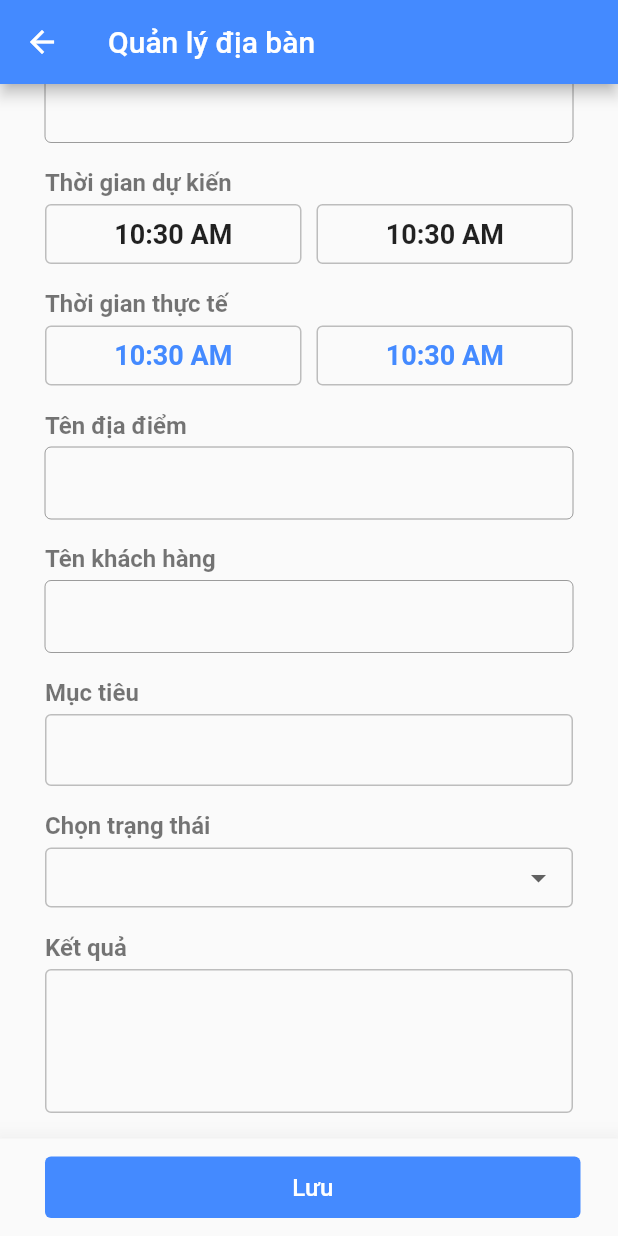
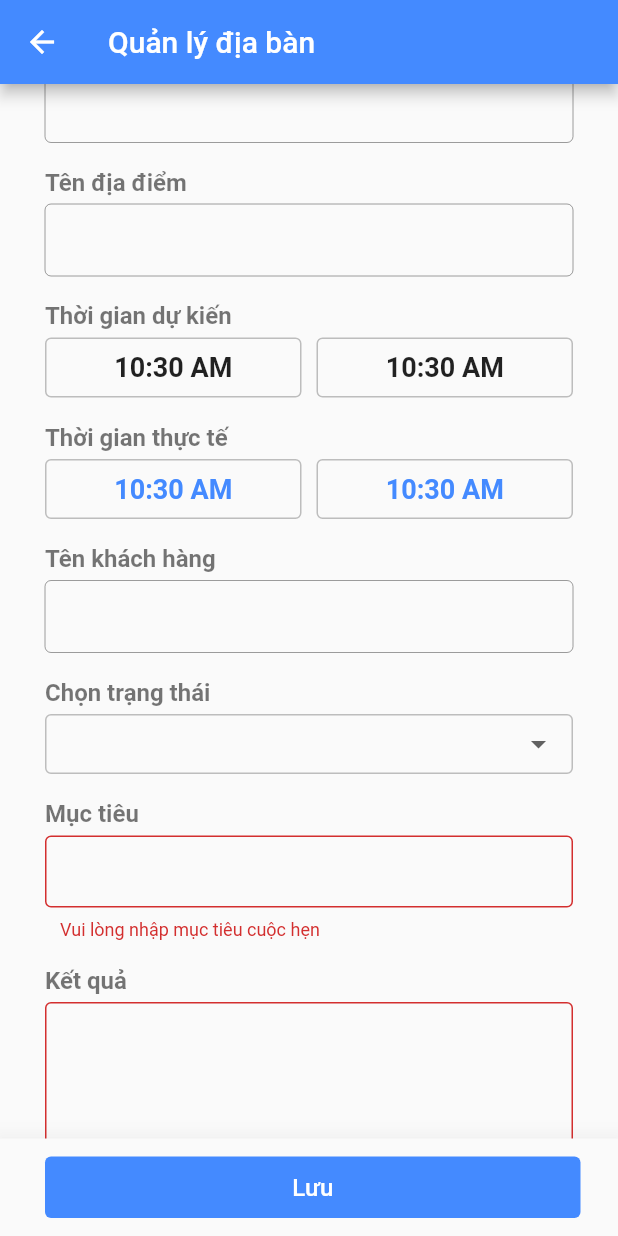
Before and after one commit to danghoangkhiem/medical, a Flutter app: the ManageArea screen opened directly with empty values, scrolled down 48 dp, after a tap on "Lưu", on a phone screen of 412 x 824 dp. Run offline on Flutter 3.47's test engine with Material 2 defaults, Android fonts, the phone set to English and light mode, and no system bars; our stand-ins replace bloc, datetime_picker_formfield, dio, equatable, flutter_bloc, flutter_secure_storage and 6 more; accounts and stored records are empty; generated files the repository leaves out were written again.

Commit message:
update data from manage area

```diff
--- a/lib/src/blocs/attendence/attendance_bloc.dart
+++ b/lib/src/blocs/attendence/attendance_bloc.dart
@@ -23,7 +23,8 @@ class AttendanceBloc extends Bloc<AttendanceEvent, AttendanceState> {
   @override
   Stream<AttendanceState> mapEventToState(AttendanceEvent event) async* {
     if (event is GetAttendance) {
-      yield AttendanceLoading();
+
+      yield AttendanceLoading();//khi goi ham nay thi isLoading = false;
       try {
         if (event.startDate == null || event.endDate == null) {
           throw 'Phải chọn thời gian';
--- a/lib/src/resources/api/report_kpi_date_provider.dart
+++ b/lib/src/resources/api/report_kpi_date_provider.dart
@@ -4,7 +4,7 @@ import 'api_provider.dart';
 class ReportKpiDayApiProvider extends ApiProvider {
 
   Future<ReportKpiDayModel> getReportKpiDay() async {
-    await Future.delayed(Duration(seconds: 2));
+    await Future.delayed(Duration(milliseconds: 500));
     return ReportKpiDayModel.fromJson([
       {
         "date": 1558112400000 ,
--- a/lib/src/ui/pages/manage_area/manage_area_page.dart
+++ b/lib/src/ui/pages/manage_area/manage_area_page.dart
@@ -16,72 +16,76 @@ class ManageArea extends StatefulWidget {
 }
 
 class ManageAreaState extends State<ManageArea> {
+  //form data
+  bool _autoValidate = false;
+  final _targetController = TextEditingController();
+  final _resultController = TextEditingController();
+  int _status;  //vd Đã gặp, chưa gặp...
+
   ManageAreaItem item;
 
 
   ManageAreaState(this.item);
 
-  //vd Đã gặp, chưa gặp...
-  String _status ;
+
 
 
 
   TimeOfDay _time = TimeOfDay.now();
-  DateTime time;
-  bool isLonHon12 = false;
+  DateTime _timeStartTarget;
+  DateTime _timeEndTarget;
+  //bool isLonHon12 = false;
+
+
 
   final now = new DateTime.now();
 
 
 
-  Future<Null> _selectTime(BuildContext context) async{
+  Future<Null> _selectTimeStart(BuildContext context) async{
     final TimeOfDay picked = await showTimePicker(
         context: context,
         initialTime: _time
     );
     //&& picked != _time
     if(picked !=null){
-      if(picked.hour > 12){
-        setState(() {
-          isLonHon12 = true;
-          time = new DateTime(now.year, now.month, now.day, (picked.hour - 12).toInt(), picked.minute);
-        });
-      }
-      else{
-        setState(() {
-          isLonHon12 = false;
-          time = new DateTime(now.year, now.month, now.day, picked.hour, picked.minute);
-        });
-      }
-
-      //print(DateFormat("yyyy-MM-dd hh:mm:ss a").format(time));
-      //print("${_time.hour}:${_time.minute}");
-      //print(_time);
+      setState(() {
+        //isLonHon12 = true;
+        _timeStartTarget = new DateTime(now.year, now.month, now.day, picked.hour, picked.minute);
+      });
     }
   }
+
+  //viết 2 hàm cho dễ hiểu
+  Future<Null> _selectTimeEnd(BuildContext context) async{
+    final TimeOfDay picked = await showTimePicker(
+        context: context,
+        initialTime: _time
+    );
+    //&& picked != _time
+    if(picked !=null){
+      setState(() {
+        //isLonHon12 = true;
+        _timeEndTarget = new DateTime(now.year, now.month, now.day, picked.hour, picked.minute);
+      });
+    }
+  }
+
+
+
 
   @override
   void initState() {
 
-    print("ok thong");
-    print(item.toJson());
+//    print("ok thong");
+//    print(item.toJson());
+
+    _timeStartTarget = item.startTime;
+    _timeEndTarget = item.endTime;
 
 
     super.initState();
-    time  = DateTime.now();
 
-    if(time.hour > 12){
-      setState(() {
-        isLonHon12 = true;
-        time = new DateTime(time.year, time.month, time.day, (time.hour - 12).toInt(), time.minute);
-      });
-    }
-    else{
-      setState(() {
-        isLonHon12 = false;
-        time = new DateTime(time.year, time.month, time.day, time.hour, time.minute);
-      });
-    }
   }
 
 
@@ -101,6 +105,7 @@ class ManageAreaState extends State<ManageArea> {
             new Expanded(
                 child: new Form(
                     key: _formKey,
+                    autovalidate: _autoValidate,
                     child: new Container(
                       child: new ListView(
                         children: <Widget>[
@@ -117,7 +122,7 @@ class ManageAreaState extends State<ManageArea> {
                                     crossAxisAlignment: CrossAxisAlignment.start,
                                     children: <Widget>[
                                       new Text(
-                                        "Chọn loại địa điểm",
+                                        "Loại địa điểm",
                                         style: new TextStyle(
                                             color: Colors.black54,
                                             fontWeight: FontWeight.bold,
@@ -129,6 +134,40 @@ class ManageAreaState extends State<ManageArea> {
                                       ),
                                       new TextFormField(
                                         initialValue: item.addressType,
+                                        enabled: false,
+                                        style: new TextStyle(fontSize: 16, color: Colors.black, fontWeight: FontWeight.bold),
+                                        keyboardType: TextInputType.multiline,
+                                        decoration: InputDecoration(
+                                          enabledBorder: OutlineInputBorder(
+                                              borderSide: BorderSide(
+                                                  color: Colors.grey[400],
+                                                  width: 1)),
+                                          border: OutlineInputBorder(),
+                                          contentPadding: EdgeInsets.symmetric(
+                                              vertical: 10, horizontal: 10),
+                                        ),
+                                      )
+                                    ],
+                                  ),
+                                ),
+                                new SizedBox(height: 17,),
+                                new Container(
+                                  child: new Column(
+                                    crossAxisAlignment: CrossAxisAlignment.start,
+                                    children: <Widget>[
+                                      new Text(
+                                        "Tên địa điểm",
+                                        style: new TextStyle(
+                                            color: Colors.black54,
+                                            fontWeight: FontWeight.bold,
+                                            fontSize: 16
+                                        ),
+                                      ),
+                                      new SizedBox(
+                                        height: 5,
+                                      ),
+                                      new TextFormField(
+                                        initialValue: item.addressName,
                                         enabled: false,
                                         style: new TextStyle(fontSize: 16, color: Colors.black, fontWeight: FontWeight.bold),
                                         keyboardType: TextInputType.multiline,
@@ -229,7 +268,7 @@ class ManageAreaState extends State<ManageArea> {
                                                   padding: EdgeInsets.only(right: 5),
                                                   child: InkWell(
                                                     onTap: (){
-                                                      _selectTime(context);
+                                                      _selectTimeStart(context);
                                                     },
                                                     child: new Container(
                                                       alignment: Alignment.center,
@@ -240,7 +279,7 @@ class ManageAreaState extends State<ManageArea> {
                                                               width: 1,
                                                               style: BorderStyle.solid),
                                                           borderRadius: BorderRadius.circular(4)),
-                                                      child: !isLonHon12 ? new Text("${time.hour.toString()}:${time.minute.toString()} AM", style: new TextStyle(fontSize: 18, color: Colors.blueAccent,fontWeight: FontWeight.bold),): new Text("${time.hour.toString()}:${time.minute.toString()} PM", style: new TextStyle(fontSize: 18, color: Colors.blueAccent,fontWeight: FontWeight.bold),),
+                                                      child: _timeStartTarget.hour > 12 ? new Text("${_timeStartTarget.hour - 12}:${_timeStartTarget.minute.toString()} PM", style: new TextStyle(fontSize: 18, color: Colors.blueAccent,fontWeight: FontWeight.bold),): new Text("${_timeStartTarget.hour}:${_timeStartTarget.minute} AM", style: new TextStyle(fontSize: 18, color: Colors.blueAccent,fontWeight: FontWeight.bold),),
                                                     ),
                                                   ),
                                                 )
@@ -251,7 +290,7 @@ class ManageAreaState extends State<ManageArea> {
                                                   padding: EdgeInsets.only(left: 5),
                                                   child: InkWell(
                                                     onTap: (){
-                                                      _selectTime(context);
+                                                      _selectTimeEnd(context);
                                                     },
                                                     child: new Container(
                                                       alignment: Alignment.center,
@@ -262,7 +301,7 @@ class ManageAreaState extends State<ManageArea> {
                                                               width: 1,
                                                               style: BorderStyle.solid),
                                                           borderRadius: BorderRadius.circular(4)),
-                                                      child: !isLonHon12 ? new Text("${time.hour.toString()}:${time.minute.toString()} AM", style: new TextStyle(fontSize: 18, color: Colors.blueAccent,fontWeight: FontWeight.bold),): new Text("${time.hour.toString()}:${time.minute.toString()} PM", style: new TextStyle(fontSize: 18, color: Colors.blueAccent,fontWeight: FontWeight.bold),),
+                                                      child: _timeEndTarget.hour > 12 ? new Text("${_timeEndTarget.hour - 12}:${_timeEndTarget.minute.toString()} PM", style: new TextStyle(fontSize: 18, color: Colors.blueAccent,fontWeight: FontWeight.bold),): new Text("${_timeEndTarget.hour}:${_timeEndTarget.minute.toString()} AM", style: new TextStyle(fontSize: 18, color: Colors.blueAccent,fontWeight: FontWeight.bold),),
                                                     ),
                                                   ),
                                                 )
@@ -274,40 +313,7 @@ class ManageAreaState extends State<ManageArea> {
                                     ],
                                   ),
                                 ),
-                                new SizedBox(height: 17,),
-                                new Container(
-                                  child: new Column(
-                                    crossAxisAlignment: CrossAxisAlignment.start,
-                                    children: <Widget>[
-                                      new Text(
-                                        "Tên địa điểm",
-                                        style: new TextStyle(
-                                            color: Colors.black54,
-                                            fontWeight: FontWeight.bold,
-                                            fontSize: 16
-                                        ),
-                                      ),
-                                      new SizedBox(
-                                        height: 5,
-                                      ),
-                                      new TextFormField(
-                                        initialValue: item.addressName,
-                                        enabled: false,
-                                        style: new TextStyle(fontSize: 16, color: Colors.black, fontWeight: FontWeight.bold),
-                                        keyboardType: TextInputType.multiline,
-                                        decoration: InputDecoration(
-                                          enabledBorder: OutlineInputBorder(
-                                              borderSide: BorderSide(
-                                                  color: Colors.grey[400],
-                                                  width: 1)),
-                                          border: OutlineInputBorder(),
-                                          contentPadding: EdgeInsets.symmetric(
-                                              vertical: 10, horizontal: 10),
-                                        ),
-                                      )
-                                    ],
-                                  ),
-                                ),
+
                                 new SizedBox(height: 17,),
                                 new Container(
                                   child: new Column(
@@ -348,39 +354,6 @@ class ManageAreaState extends State<ManageArea> {
                                     crossAxisAlignment: CrossAxisAlignment.start,
                                     children: <Widget>[
                                       new Text(
-                                        "Mục tiêu",
-                                        style: new TextStyle(
-                                            color: Colors.black54,
-                                            fontWeight: FontWeight.bold,
-                                            fontSize: 16
-                                        ),
-                                      ),
-                                      new SizedBox(
-                                        height: 5,
-                                      ),
-                                      new TextFormField(
-                                        style: new TextStyle(fontSize: 16, color: Colors.black, fontWeight: FontWeight.bold),
-
-                                        keyboardType: TextInputType.multiline,
-                                        decoration: InputDecoration(
-                                          enabledBorder: OutlineInputBorder(
-                                              borderSide: BorderSide(
-                                                  color: Colors.grey[400],
-                                                  width: 1)),
-                                          border: OutlineInputBorder(),
-                                          contentPadding: EdgeInsets.symmetric(
-                                              vertical: 10, horizontal: 10),
-                                        ),
-                                      )
-                                    ],
-                                  ),
-                                ),
-                                new SizedBox(height: 17,),
-                                new Container(
-                                  child: new Column(
-                                    crossAxisAlignment: CrossAxisAlignment.start,
-                                    children: <Widget>[
-                                      new Text(
                                         "Chọn trạng thái",
                                         style: new TextStyle(
                                             color: Colors.black54,
@@ -401,27 +374,28 @@ class ManageAreaState extends State<ManageArea> {
                                                 style: BorderStyle.solid),
                                             borderRadius: BorderRadius.circular(4)),
                                         child: DropdownButtonHideUnderline(
-                                          child: new DropdownButton<String>(
+                                          child: new DropdownButton(
                                             isExpanded: true,
                                             value: _status,
                                             items: [
                                               DropdownMenuItem(
                                                 child: new Text("Đã gặp"),
-                                                value: "Đã gặp",
+                                                value: 1,
                                               ),
                                               DropdownMenuItem(
                                                 child: new Text("Chưa gặp"),
-                                                value: "Chưa gặp",
+                                                value: 2,
                                               ),
                                               DropdownMenuItem(
                                                 child: new Text("Hẹn lần sau"),
-                                                value: "Hẹn lần sau",
+                                                value: 3,
                                               )
                                             ],
-                                            onChanged: (value){
+                                            onChanged: (int value){
                                               setState(() {
                                                 _status = value;
                                               });
+                                              print(value);
 
                                             },
                                             style: new TextStyle(
@@ -440,6 +414,47 @@ class ManageAreaState extends State<ManageArea> {
                                     crossAxisAlignment: CrossAxisAlignment.start,
                                     children: <Widget>[
                                       new Text(
+                                        "Mục tiêu",
+                                        style: new TextStyle(
+                                            color: Colors.black54,
+                                            fontWeight: FontWeight.bold,
+                                            fontSize: 16
+                                        ),
+                                      ),
+                                      new SizedBox(
+                                        height: 5,
+                                      ),
+                                      new TextFormField(
+                                        validator: (value){
+                                          if(value.isEmpty){
+                                            return 'Vui lòng nhập mục tiêu cuộc hẹn';
+                                          }
+                                          return null;
+                                        },
+                                        controller: _targetController,
+
+                                        style: new TextStyle(fontSize: 16, color: Colors.black, fontWeight: FontWeight.bold),
+                                        keyboardType: TextInputType.multiline,
+                                        decoration: InputDecoration(
+                                          enabledBorder: OutlineInputBorder(
+                                              borderSide: BorderSide(
+                                                  color: Colors.grey[400],
+                                                  width: 1)),
+                                          border: OutlineInputBorder(),
+                                          contentPadding: EdgeInsets.symmetric(
+                                              vertical: 10, horizontal: 10),
+                                        ),
+                                      )
+                                    ],
+                                  ),
+                                ),
+
+                                new SizedBox(height: 17,),
+                                new Container(
+                                  child: new Column(
+                                    crossAxisAlignment: CrossAxisAlignment.start,
+                                    children: <Widget>[
+                                      new Text(
                                         "Kết quả",
                                         style: new TextStyle(
                                             color: Colors.black54,
@@ -451,6 +466,13 @@ class ManageAreaState extends State<ManageArea> {
                                         height: 5,
                                       ),
                                       new TextFormField(
+                                        validator: (value){
+                                          if(value.isEmpty){
+                                            return "Vui lòng nhập kết quả cuộc hẹn";
+                                          }
+                                          return null;
+                                        },
+                                        controller: _resultController,
                                         style: new TextStyle(fontSize: 16, color: Colors.black, fontWeight: FontWeight.bold),
                                         maxLines: 4,
                                         keyboardType: TextInputType.multiline,
@@ -491,7 +513,52 @@ class ManageAreaState extends State<ManageArea> {
                               borderRadius: BorderRadius.circular(4)),
                           child: new FlatButton(
                               padding: EdgeInsets.symmetric(vertical: 10),
-                              onPressed: () {},
+                              onPressed: () {
+                                if (_formKey.currentState.validate()) {
+
+                                  if(_status != null){
+
+                                    ManageAreaItem manageAreaItem = new ManageAreaItem(
+                                      id: item.id,
+                                      addressType: item.addressType,
+                                      addressName: item.addressName,
+                                      doctorName: item.doctorName,
+                                      startTime: item.startTime,
+                                      endTime: item.startTime,
+                                      realStartTime: _timeStartTarget,
+                                      realEndTime: _timeEndTarget,
+                                      status: _status,
+                                      targetBefore: _targetController.text,
+                                      targetAfter: _resultController.text
+                                    );
+
+                                  }
+                                  else{
+                                    showDialog(
+                                        context: context,
+                                      builder: (BuildContext context){
+                                          return AlertDialog(
+                                            title: new Text("Thiếu thông tin"),
+                                            content: new Text("Vui lòng chọn trạng thái cuộc hẹn"),
+                                            actions: <Widget>[
+                                              new FlatButton(
+                                                  onPressed: (){
+                                                    Navigator.of(context).pop();
+                                                  },
+                                                  child: new Text("OK")
+                                              )
+                                            ],
+                                          );
+                                      }
+                                    );
+                                  }
+                                }
+                                else{
+                                  setState(() {
+                                    _autoValidate = true;
+                                  });
+                                }
+                              },
                               child: new Text(
                                 "Lưu",
                                 style: TextStyle(
--- a/lib/src/ui/pages/manage_area_day/manage_area_day_page.dart
+++ b/lib/src/ui/pages/manage_area_day/manage_area_day_page.dart
@@ -1,6 +1,5 @@
 import 'package:flutter/material.dart';
 import 'package:flutter_bloc/flutter_bloc.dart';
-import 'package:intl/intl.dart';
 import 'package:medical/src/blocs/manage_area/manage_area_event.dart';
 import 'package:medical/src/blocs/manage_area/manage_area_bloc.dart';
 import 'package:medical/src/blocs/manage_area/manage_area_state.dart';
@@ -116,7 +115,7 @@ class ManageAreaDayState extends State<ManageAreaDay> {
                   bloc: _blocManageArea,
                   builder: (context, state) {
                     if (state is ManageAreaLoading && !state.isLoadMore) {
-                      return LoadingIndicator();
+                      return LoadingIndicator(opacity: 0,);
                     }
                     return ListView.builder(
                       controller: _scrollController,
```
